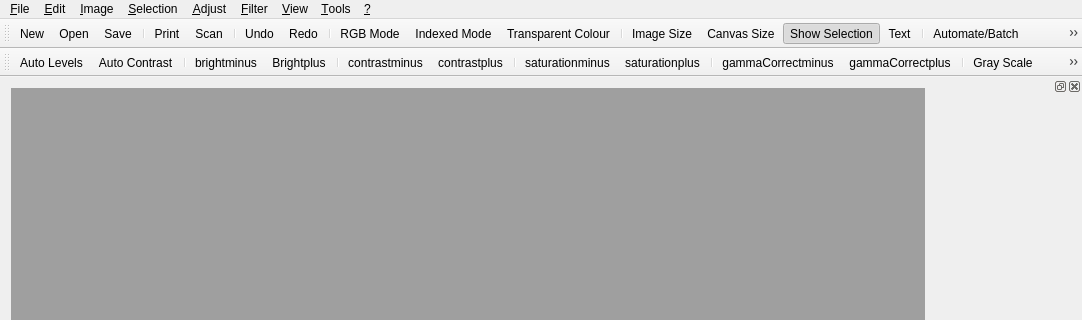
Qt form src/mainwindow.ui (PhotoFlare/photoflare) before a commit; both pictures show x 0 to 1082 and y 0 to 320 of the 1082 by 1000 pixel window.
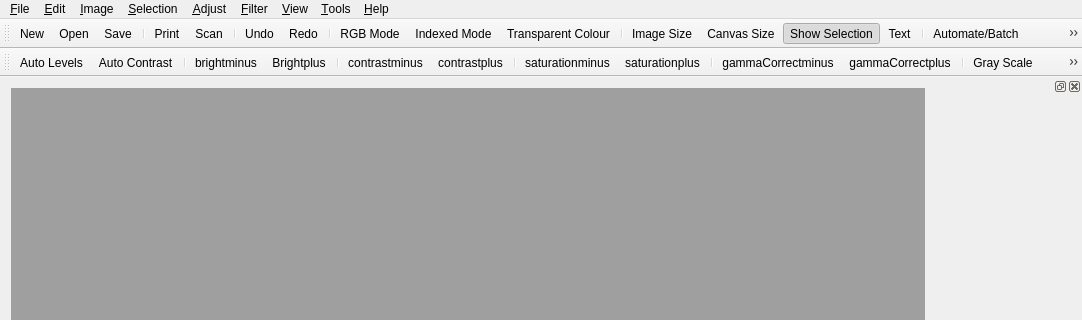
The same form after that commit. Icons and pictures are not drawn. Custom widgets are drawn as their Qt base class.

What changed in the file:
```diff
--- a/src/mainwindow.ui
+++ b/src/mainwindow.ui
@@ -66,7 +66,7 @@
      <x>0</x>
      <y>0</y>
      <width>1082</width>
-     <height>21</height>
+     <height>25</height>
     </rect>
    </property>
    <property name="defaultUp">
@@ -364,7 +364,7 @@
    </widget>
    <widget class="QMenu" name="menu">
     <property name="title">
-     <string>&amp;?</string>
+     <string>&amp;Help</string>
     </property>
     <addaction name="separator"/>
     <addaction name="actionRegister"/>
```
